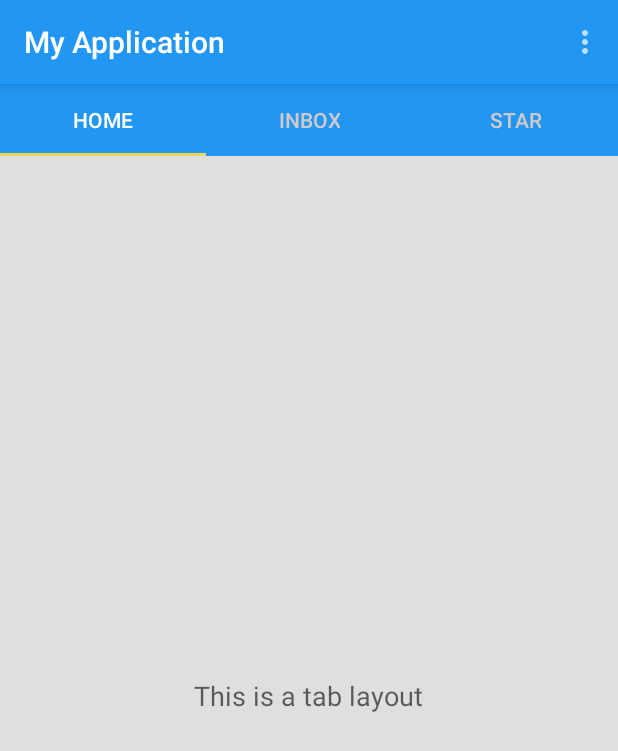
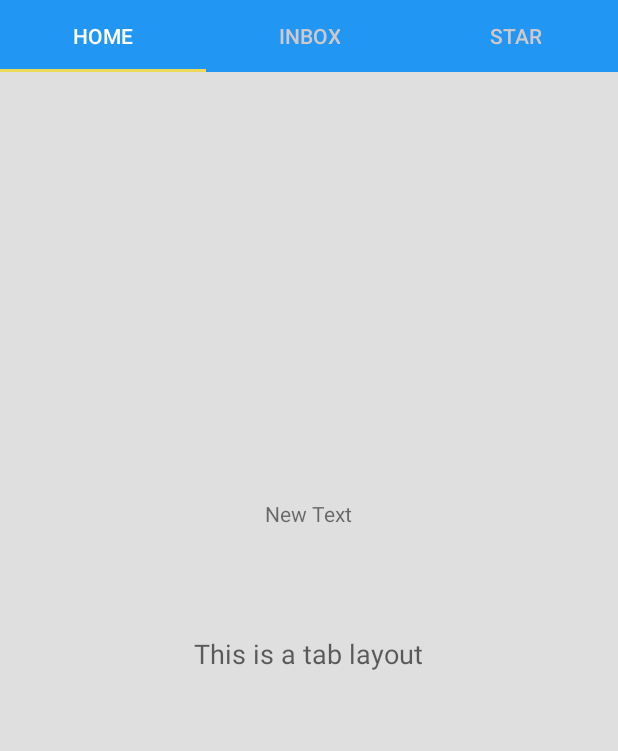
Before and after one commit to ClaudioMartino/provaTabView, an Android app: the screen it shows after launch (MainActivity), on a phone screen of 412 x 824 dp. Shown: the top 751 px of the screen. Run offline under Robolectric (Android 15) with nearby library versions, the phone set to English and light mode, and no system bars; 1 statement that could not run was skipped.

Commit message:
Removed unnecessary

```diff
--- a/MyApplication/app/src/main/AndroidManifest.xml
+++ b/MyApplication/app/src/main/AndroidManifest.xml
@@ -11,7 +11,7 @@
         <activity
             android:name=".MainActivity"
             android:label="@string/app_name"
-            android:theme="@style/AppTheme.NoActionBar">
+            >
             <intent-filter>
                 <action android:name="android.intent.action.MAIN" />
 
--- a/MyApplication/app/src/main/java/com/example/claudiomartino/myapplication/MainActivity.java
+++ b/MyApplication/app/src/main/java/com/example/claudiomartino/myapplication/MainActivity.java
@@ -14,7 +14,7 @@ public class MainActivity extends AppCompatActivity {
 
     //Declaring All The Variables Needed
 
-    private Toolbar toolbar;
+    //private Toolbar toolbar;
     private TabLayout tabLayout;
     private ViewPager viewPager;
     private ViewPagerAdapter viewPagerAdapter;
@@ -30,7 +30,7 @@ public class MainActivity extends AppCompatActivity {
         by findViewByID method
          */
 
-        toolbar = (Toolbar) findViewById(R.id.tb);
+        //toolbar = (Toolbar) findViewById(R.id.tb);
         tabLayout = (TabLayout) findViewById(R.id.tablayout);
         viewPager = (ViewPager) findViewById(R.id.viewpager);
 
@@ -40,9 +40,10 @@ public class MainActivity extends AppCompatActivity {
         the default action bar thus making the toolbar work like a normal
         action bar.
          */
+
         viewPagerAdapter = new ViewPagerAdapter(getSupportFragmentManager());
         viewPager.setAdapter(viewPagerAdapter);
-        setSupportActionBar(toolbar);
+        //setSupportActionBar(toolbar);
 
         /*
         TabLayout.newTab() method creates a tab view, Now a Tab view is not the view
@@ -87,10 +88,10 @@ public class MainActivity extends AppCompatActivity {
          */
 
         viewPager.addOnPageChangeListener(new TabLayout.TabLayoutOnPageChangeListener(tabLayout));
-
+        tabLayout.setOnTabSelectedListener(new TabLayout.ViewPagerOnTabSelectedListener(viewPager));
 
     }
-
+/*
     @Override
     public boolean onCreateOptionsMenu(Menu menu) {
         // Inflate the menu; this adds items to the action bar if it is present.
@@ -112,4 +113,5 @@ public class MainActivity extends AppCompatActivity {
 
         return super.onOptionsItemSelected(item);
     }
+    */
 }
--- a/MyApplication/app/src/main/java/com/example/claudiomartino/myapplication/TabFragment.java
+++ b/MyApplication/app/src/main/java/com/example/claudiomartino/myapplication/TabFragment.java
@@ -10,8 +10,28 @@ import android.view.ViewGroup;
  * Created by Claudio Martino
  * */
 public class TabFragment extends Fragment {
+
+    int position = 0; //Default position
     @Override
     public View onCreateView(LayoutInflater inflater, ViewGroup container, Bundle savedInstanceState) {
-        return inflater.inflate(R.layout.tabs, container, false);
+        if(getArguments().containsKey("bundleString")) {
+            position = getArguments().getInt("bundleString");
+        }
+
+        switch (position)
+        {
+            case 0:
+                return inflater.inflate(R.layout.tabs, container, false);
+            //break;
+
+            case 1:
+                return inflater.inflate(R.layout.tab1, container, false);
+            //break;
+
+            default:
+                return inflater.inflate(R.layout.tabs, container, false);
+            //break;
+        }
+
     }
 }
--- a/MyApplication/app/src/main/java/com/example/claudiomartino/myapplication/ViewPagerAdapter.java
+++ b/MyApplication/app/src/main/java/com/example/claudiomartino/myapplication/ViewPagerAdapter.java
@@ -1,8 +1,10 @@
 package com.example.claudiomartino.myapplication;
 
+import android.os.Bundle;
 import android.support.v4.app.Fragment;
 import android.support.v4.app.FragmentManager;
 import android.support.v4.app.FragmentStatePagerAdapter;
+import android.util.Log;
 
 public class ViewPagerAdapter extends FragmentStatePagerAdapter {
 
@@ -12,10 +14,17 @@ public class ViewPagerAdapter extends FragmentStatePagerAdapter {
 
     @Override
     public Fragment getItem(int position) {
-        return new TabFragment();    // Which Fragment should be dislpayed by the viewpager for the given position
+        Log.v("Viewpagerblabla", position + "selected");
+
+        TabFragment f = new TabFragment();
+        Bundle b = new Bundle();
+        b.putInt("bundleString", position);
+        f.setArguments(b);
+        return f;    // Whih Fragment should be dislpayed by the viewpager for the given position
         // In my case we are showing up only one fragment in all the three tabs so we are
         // not worrying about the position and just returning the TabFragment
     }
+
 
     @Override
     public int getCount() {
--- a/MyApplication/app/src/main/res/layout/activity_main.xml
+++ b/MyApplication/app/src/main/res/layout/activity_main.xml
@@ -5,18 +5,19 @@
     android:layout_height="match_parent"
     tools:context=".MainActivity">
 
+ <!--
     <include
         layout="@layout/toolbar"
         android:id="@+id/tb">
     </include>
-
+-->
 
     <android.support.design.widget.TabLayout
         android:id="@+id/tablayout"
         android:layout_width="match_parent"
         android:layout_height="wrap_content"
         android:background="@color/PrimaryColor"
-        android:layout_below="@+id/tb"
+
         android:layout_alignParentLeft="true"
         android:layout_alignParentStart="true" />
 
--- a/MyApplication/app/src/main/res/layout/tabs.xml
+++ b/MyApplication/app/src/main/res/layout/tabs.xml
@@ -12,4 +12,13 @@
         android:id="@+id/textView"
         android:layout_centerVertical="true"
         android:layout_centerHorizontal="true" />
+
+    <TextView
+        android:layout_width="wrap_content"
+        android:layout_height="wrap_content"
+        android:text="New Text"
+        android:id="@+id/textView2"
+        android:layout_above="@+id/textView"
+        android:layout_centerHorizontal="true"
+        android:layout_marginBottom="71dp" />
 </RelativeLayout>
--- a/MyApplication/app/src/main/res/values/strings.xml
+++ b/MyApplication/app/src/main/res/values/strings.xml
@@ -1,4 +1,5 @@
 <resources>
     <string name="app_name">My Application</string>
     <string name="action_settings">Settings</string>
+    <string name="fragmentBundle">YoMama</string>
 </resources>
```
